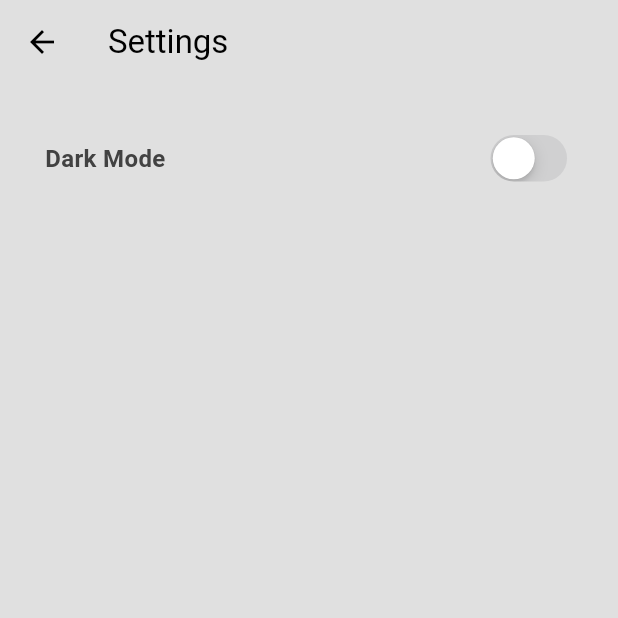
After one commit to purendra245/shopping_cart, a Flutter app: the SettingPage screen opened directly, on a phone screen of 412 x 824 dp, the top half of it. The commit adds this screen. Run offline on Flutter 3.47's test engine with Material 3 defaults, Android fonts, the phone set to English and light mode, and no system bars; our stand-ins replace google_fonts, isar, popover; accounts and stored records are empty; generated files the repository leaves out were written again.

Commit message:
feat: Implement note management with Isar database and add theme customization with a settings page.

```diff
--- /dev/null
+++ b/lib/pages/setting_page.dart
@@ -0,0 +1,43 @@
+import 'package:flutter/cupertino.dart';
+import 'package:flutter/material.dart';
+import 'package:provider/provider.dart';
+import 'package:shopping_cart/themes/theme_provider.dart';
+
+class SettingPage extends StatelessWidget {
+  const SettingPage({super.key});
+
+  @override
+  Widget build(BuildContext context) {
+    return Scaffold(
+      appBar: AppBar(title: const Text("Settings")),
+      body: Padding(
+        padding: const EdgeInsets.all(30.0),
+        child: Row(
+          mainAxisAlignment: MainAxisAlignment.spaceBetween,
+          children: [
+            Text(
+              'Dark Mode',
+              style: TextStyle(
+                fontSize: 16,
+                color: Theme.of(context).colorScheme.inversePrimary,
+                fontWeight: FontWeight.bold,
+              ),
+            ),
+            CupertinoSwitch(
+              value: Provider.of<ThemeProvider>(
+                context,
+                listen: false,
+              ).isDarkMode(),
+              onChanged: (value) {
+                Provider.of<ThemeProvider>(
+                  context,
+                  listen: false,
+                ).toggleTheme();
+              },
+            ),
+          ],
+        ),
+      ),
+    );
+  }
+}
--- /dev/null
+++ b/lib/themes/theme.dart
@@ -0,0 +1,21 @@
+import 'package:flutter/material.dart';
+
+ThemeData lightMode = ThemeData(
+  brightness: Brightness.light,
+  colorScheme: ColorScheme.light(
+    surface: Colors.grey.shade300,
+    primary: Colors.grey.shade200,
+    secondary: Colors.grey.shade400,
+    inversePrimary: Colors.grey.shade800,
+  ),
+);
+
+ThemeData darkMode = ThemeData(
+  brightness: Brightness.dark,
+  colorScheme: ColorScheme.dark(
+    surface: Colors.grey.shade900,
+    primary: Colors.grey.shade800,
+    secondary: Colors.grey.shade700,
+    inversePrimary: Colors.grey.shade300,
+  ),
+);
--- /dev/null
+++ b/lib/themes/theme_provider.dart
@@ -0,0 +1,19 @@
+import 'package:flutter/material.dart';
+import 'package:shopping_cart/themes/theme.dart';
+
+class ThemeProvider extends ChangeNotifier {
+  ThemeData _themeData = lightMode;
+
+  ThemeData get themeData => _themeData;
+
+  bool isDarkMode() => _themeData == darkMode;
+
+  set theme(ThemeData theme) {
+    _themeData = theme;
+    notifyListeners();
+  }
+
+  void toggleTheme() {
+    theme = isDarkMode() ? lightMode : darkMode;
+  }
+}
```
Also changed, not shown: lib/component/drawer_tile.dart (added, +18 -0 lines), lib/component/note_setting.dart (added, +54 -0 lines), lib/component/note_tile.dart (added, +47 -0 lines), lib/main.dart (+21 -3 lines), lib/model/note_database.dart (added, +42 -0 lines), lib/model/note_model.dart (added, +9 -0 lines), lib/pages/note_page.dart (added, +174 -0 lines), pubspec.yaml (+6 -3 lines), lib/model/note_model.g.dart (added), pubspec.lock, 6 other files.
